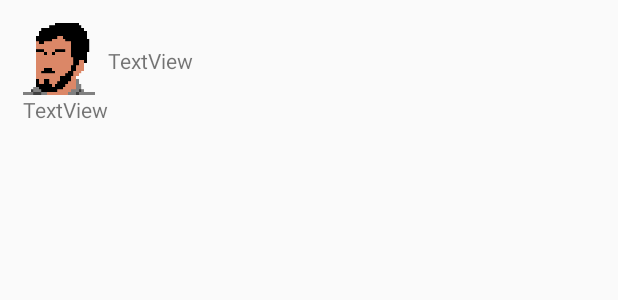
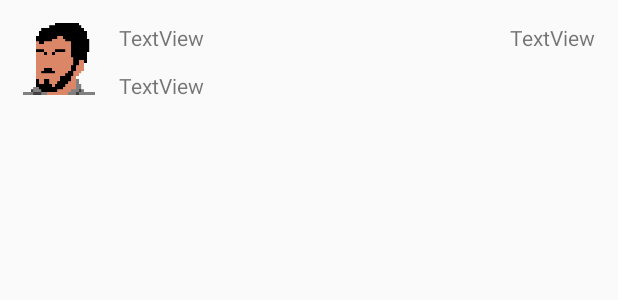
Before and after one commit to kchokanov/KalChat, an Android app: the layout list_item.xml on its own in the app's theme, with its tools: preview values and no code run, on a phone screen of 412 x 824 dp. Shown: the top 300 px of the screen. Run offline under Robolectric (Android 15) with nearby library versions, the phone set to English and light mode, and no system bars.

Commit message:
Add timestamp

```diff
--- a/app/src/main/res/layout/list_item.xml
+++ b/app/src/main/res/layout/list_item.xml
@@ -21,16 +21,24 @@
         android:id="@+id/txtUser"
         android:layout_width="wrap_content"
         android:layout_height="wrap_content"
-        android:layout_alignStart="@+id/imgAvatar"
-        android:layout_below="@+id/imgAvatar"
+        android:layout_alignStart="@+id/txtMsg"
+        android:layout_alignTop="@+id/imgAvatar"
         android:text="TextView" />
 
     <TextView
         android:id="@+id/txtMsg"
-        android:layout_width="304dp"
+        android:layout_width="300dp"
         android:layout_height="wrap_content"
-        android:layout_alignParentTop="true"
-        android:layout_marginTop="15dp"
-        android:layout_toEndOf="@+id/txtUser"
+        android:layout_alignTop="@+id/imgAvatar"
+        android:layout_marginStart="64dp"
+        android:layout_marginTop="32dp"
+        android:text="TextView" />
+
+    <TextView
+        android:id="@+id/txtTime"
+        android:layout_width="wrap_content"
+        android:layout_height="wrap_content"
+        android:layout_alignParentEnd="true"
+        android:layout_alignTop="@+id/imgAvatar"
         android:text="TextView" />
 </RelativeLayout>
```
Also changed, not shown: app/src/main/java/xyz/chokanov/kalchat/MainActivity.java (+7 -1 lines), app/src/main/java/xyz/chokanov/kalchat/RecyclerViewAdapter.java (+6 -1 lines).
